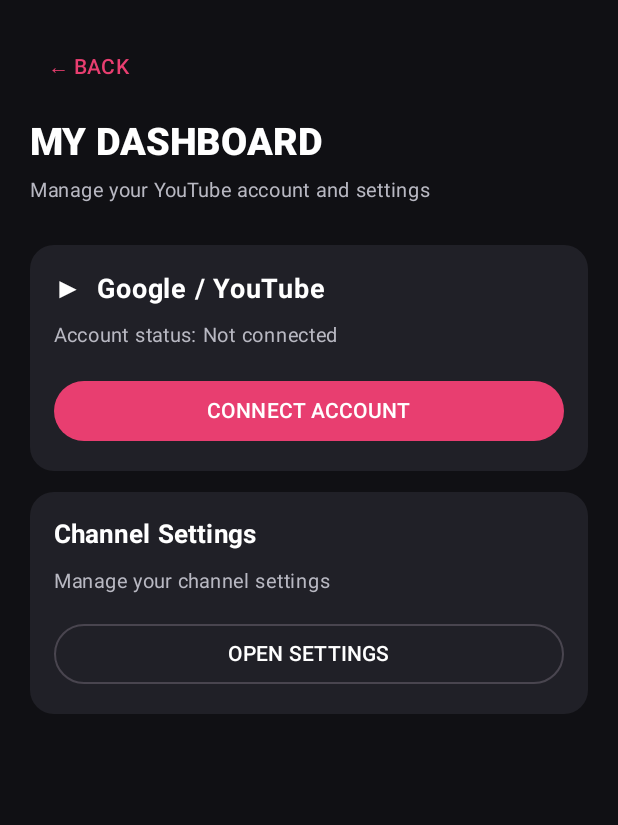
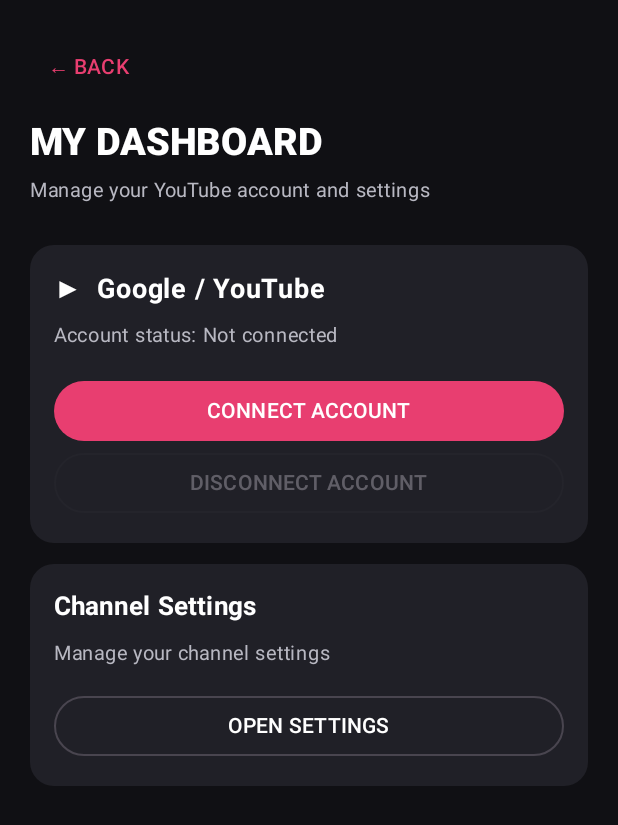
Before and after one commit to chandreshD4/Creator-studio, an Android app built with Jetpack Compose: the screen it shows after launch (MainActivity), after a tap on "KHUSHAL BLOG Logo", on a phone screen of 412 x 824 dp. Shown: the top 825 px of the screen. Run offline under Robolectric (Android 15) with nearby library versions, the phone set to English and light mode, and no system bars; pictures from the network do not load.

Commit message:
Add YouTube account disconnect button

```diff
--- a/app/src/main/java/com/aarambh/creatorstudio/MainActivity.kt
+++ b/app/src/main/java/com/aarambh/creatorstudio/MainActivity.kt
@@ -14,6 +14,7 @@ import androidx.activity.compose.rememberLauncherForActivityResult
 import androidx.activity.result.contract.ActivityResultContracts
 import androidx.activity.result.IntentSenderRequest
 import com.google.android.gms.auth.api.identity.AuthorizationRequest
+import com.google.android.gms.auth.api.identity.ClearTokenRequest
 import com.google.android.gms.auth.api.identity.Identity
 import com.google.android.gms.common.api.ApiException
 import com.google.android.gms.common.api.Scope
@@ -228,6 +229,37 @@ fun KhushalBlogApp() {
             }
     }
 
+    val disconnectGoogleAccount: () -> Unit = {
+        val oldToken = youtubeAccessToken
+
+        if (oldToken.isNullOrBlank()) {
+            channelInfo = null
+            channelError = ""
+            authMessage = "Account disconnected."
+        } else {
+            authInProgress = true
+            authMessage = "Disconnecting account..."
+
+            Identity.getAuthorizationClient(context)
+                .clearToken(
+                    ClearTokenRequest.builder()
+                        .setToken(oldToken)
+                        .build()
+                )
+                .addOnSuccessListener {
+                    youtubeAccessToken = null
+                    channelInfo = null
+                    channelError = ""
+                    authInProgress = false
+                    authMessage = "Account disconnected. You can connect another account."
+                }
+                .addOnFailureListener { error ->
+                    authInProgress = false
+                    authMessage = "Could not disconnect account: ${error.message}"
+                }
+        }
+    }
+
     LaunchedEffect(youtubeAccessToken) {
         val token = youtubeAccessToken
         if (!token.isNullOrBlank()) {
@@ -279,6 +311,7 @@ fun KhushalBlogApp() {
                     channelLoading = channelLoading,
                     channelError = channelError,
                     onConnect = connectGoogleAccount,
+                    onDisconnect = disconnectGoogleAccount,
                     onBack = { showAccountDashboard = false }
                 )
             } else {
@@ -590,6 +623,7 @@ private fun AccountDashboardPage(
     channelLoading: Boolean,
     channelError: String,
     onConnect: () -> Unit,
+    onDisconnect: () -> Unit,
     onBack: () -> Unit
 ) {
     var notice by remember { mutableStateOf<String?>(null) }
@@ -671,6 +705,20 @@ private fun AccountDashboardPage(
                         color = White
                     )
                 }
+                OutlinedButton(
+                    onClick = onDisconnect,
+                    enabled = isYoutubeAuthorized && !authInProgress,
+                    modifier = Modifier.fillMaxWidth(),
+                    colors = ButtonDefaults.outlinedButtonColors(
+                        contentColor = Color(0xFFFF5555)
+                    )
+                ) {
+                    Text(
+                        if (isGujarati) "એકાઉન્ટ ડિસ્કનેક્ટ કરો"
+                        else "DISCONNECT ACCOUNT"
+                    )
+                }
+
                 if (authMessage.isNotBlank()) {
                     Spacer(Modifier.height(10.dp))
                     Text(
```
